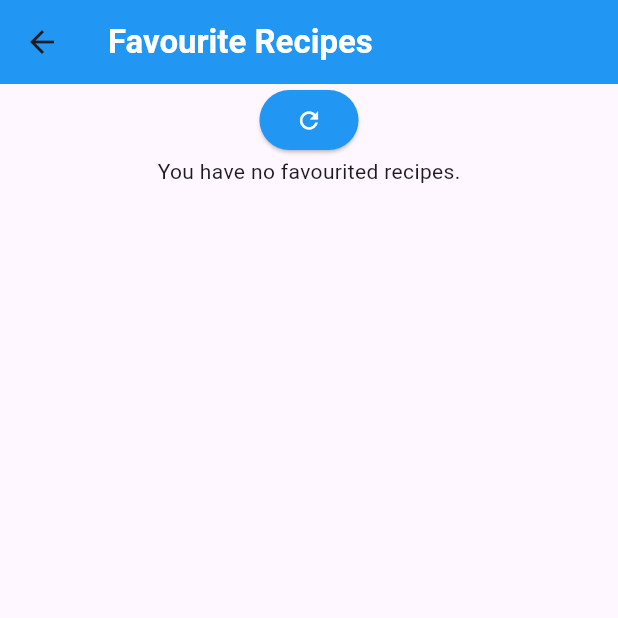
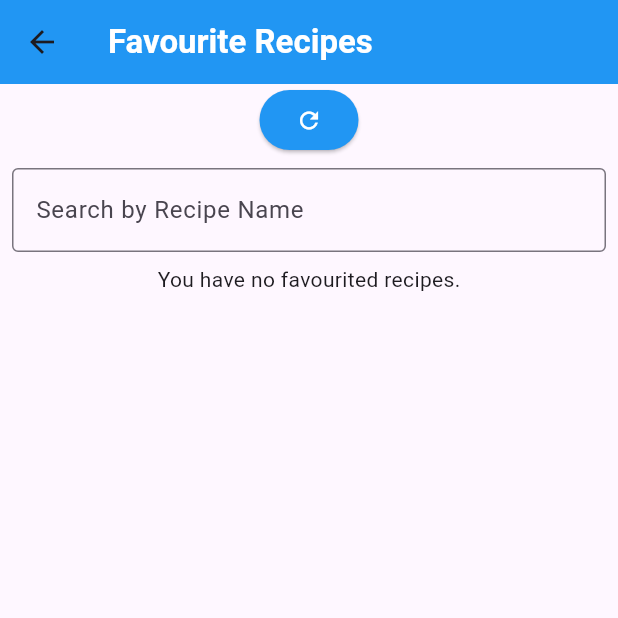
Before and after one commit to ArcticDracoX/csc4360_project1, a Flutter app: the FavouritesScreen screen opened directly, on a phone screen of 412 x 824 dp, the top half of it. Run offline on Flutter 3.47's test engine with Material 3 defaults, Android fonts, the phone set to English and light mode, and no system bars; our stand-ins replace sqflite; accounts and stored records are empty; Roboto replaces fonts that are missing (Arial).

Commit message:
Added search bars and implemented smart logic for viewing recipes from non-recipe screens

```diff
--- a/lib/database/database_operations.dart
+++ b/lib/database/database_operations.dart
@@ -2,6 +2,7 @@ import 'package:recipe_meal_planner/database/database.dart';
 import 'package:recipe_meal_planner/database/database_items.dart';
 import 'package:sqflite/sqflite.dart';
 
+// Contains all SQLite operations for each table
 class DatabaseOperations
 {
   final dbProvider = RecipeAppDatabase.instance;
@@ -49,7 +50,7 @@ class DatabaseOperations
     );
   }
 
-  Future<List<Recipe>> searchR(String keyword) async
+  Future<List<Recipe>> searchByNameR(String keyword) async
   {
     final db = await dbProvider.database;
     var rows = await db!.query(
@@ -109,7 +110,7 @@ class DatabaseOperations
     final db = await dbProvider.database;
     return await db!.delete(
       RecipeAppDatabase.shoppingList,
-      where: '${RecipeAppDatabase.shoppingList} = ?',
+      where: '${RecipeAppDatabase.shoppingId} = ?',
       whereArgs: [id],
     );
   }
--- a/lib/screens/favourites_screen.dart
+++ b/lib/screens/favourites_screen.dart
@@ -15,6 +15,7 @@ class FavouritesScreen extends StatefulWidget
 
 class FavouritesScreenState extends State<FavouritesScreen> {
   DatabaseOperations dbOperations = DatabaseOperations();
+  String keyword = '';
 
   @override
   Widget build(BuildContext context) {
@@ -47,8 +48,23 @@ class FavouritesScreenState extends State<FavouritesScreen> {
                 child: const Icon(Icons.refresh, color: Colors.white)
               ),
 
+              Padding(
+                padding: const EdgeInsets.all(8.0),
+                child: TextField(
+                  decoration: const InputDecoration(
+                    border: OutlineInputBorder(),
+                    labelText: 'Search by Recipe Name'
+                  ),
+                  onSubmitted: (value)
+                  {
+                    keyword = value;
+                    setState((){});
+                  },
+                ),
+              ),
+
               FutureBuilder(
-                future: dbOperations.queryAllRowsF(),
+                future: dbOperations.searchByNameF(keyword),
                 builder: (context, snapshot)
                 {
                   if(snapshot.connectionState == ConnectionState.done)
```
Also changed, not shown: lib/screens/home_screen.dart (+17 -1 lines), lib/screens/meal_planner_screen.dart (+17 -1 lines), lib/screens/shopping_list_screen.dart (+17 -1 lines), lib/widgets/favourites_list.dart (+14 -0 lines), lib/widgets/planner_list.dart (+14 -7 lines), lib/widgets/shopping_list.dart (+14 -0 lines).
